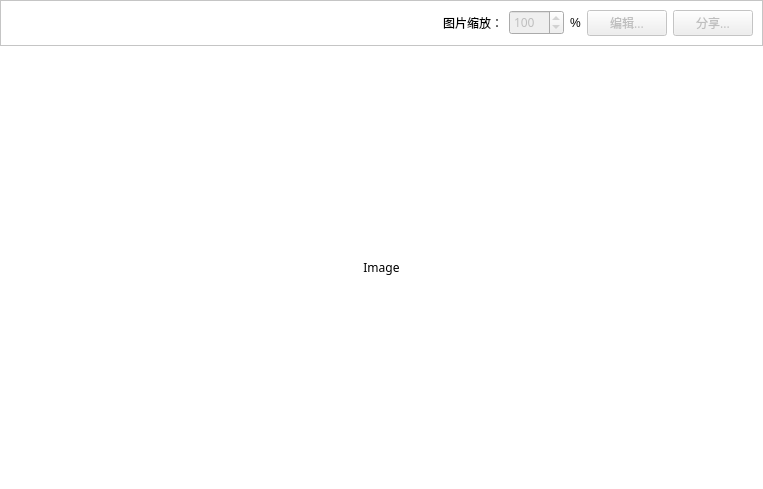
clb-128258/TiebaDesktop, file resf/image_viewer.ui: the form before one commit.
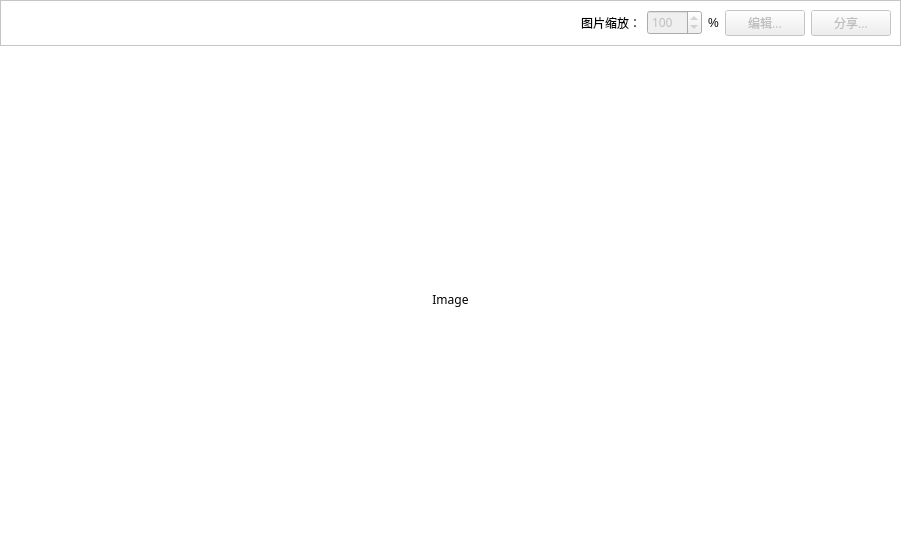
The form after the commit.

Patch:
```diff
--- a/resf/image_viewer.ui
+++ b/resf/image_viewer.ui
@@ -6,8 +6,8 @@
    <rect>
     <x>0</x>
     <y>0</y>
-    <width>763</width>
-    <height>489</height>
+    <width>901</width>
+    <height>553</height>
    </rect>
   </property>
   <property name="font">
@@ -47,8 +47,8 @@
        <rect>
         <x>0</x>
         <y>0</y>
-        <width>763</width>
-        <height>443</height>
+        <width>901</width>
+        <height>507</height>
        </rect>
       </property>
       <property name="palette">
```
